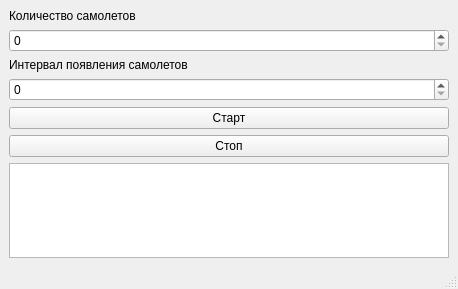
First picture: the form in QtLab4_2/mainwindow.ui, repository PAhAR3VSKy/3Semestr, before the edit.
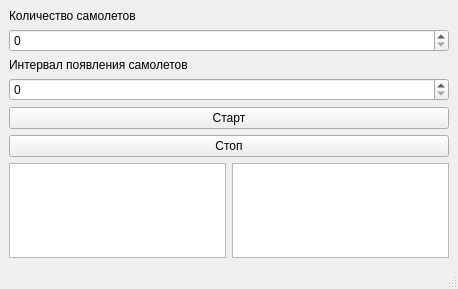
Second picture: the form after the edit.

```diff
--- a/QtLab4_2/mainwindow.ui
+++ b/QtLab4_2/mainwindow.ui
@@ -54,6 +54,9 @@
       <item>
        <widget class="QPlainTextEdit" name="turn"/>
       </item>
+      <item>
+       <widget class="QPlainTextEdit" name="output"/>
+      </item>
      </layout>
     </item>
    </layout>
```
